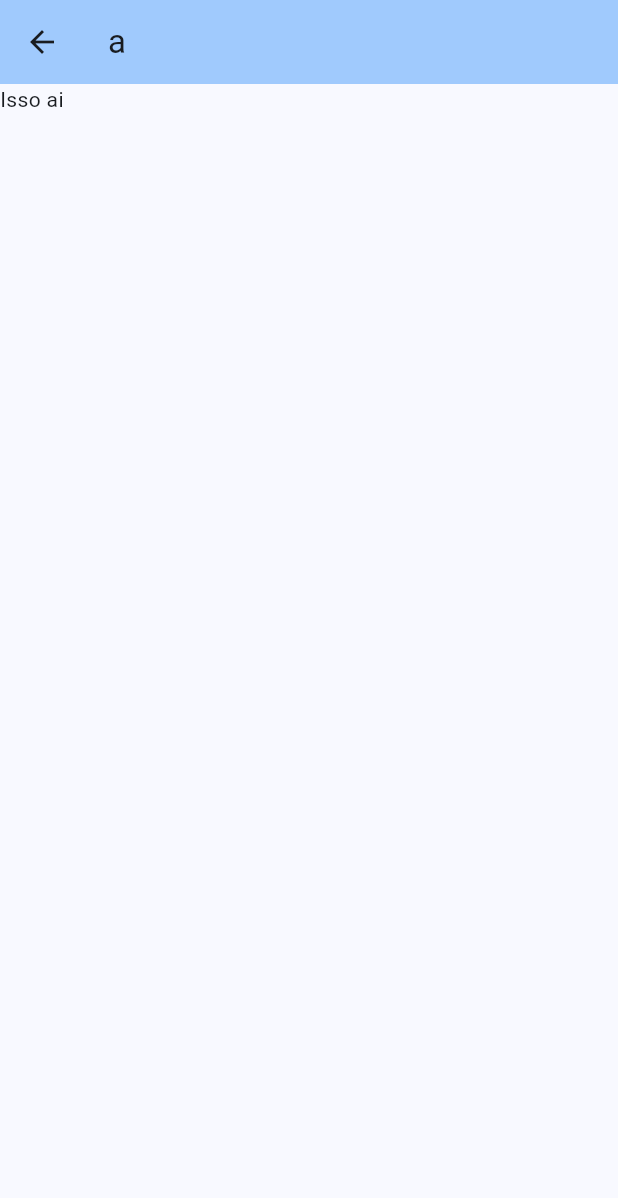
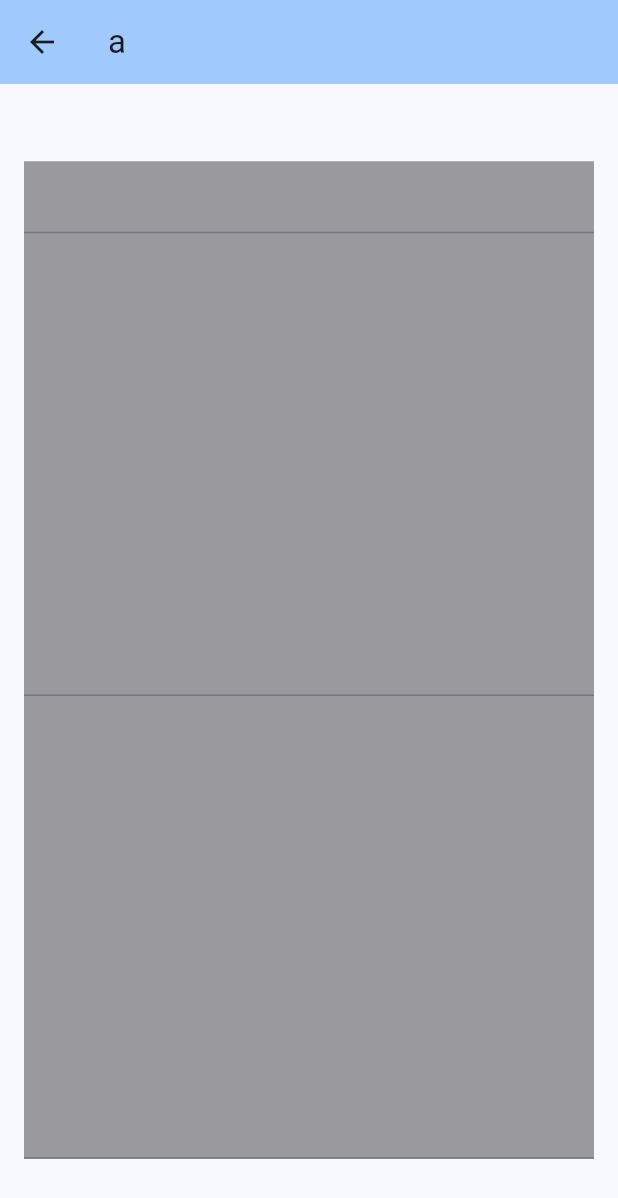
Before and after one commit to rleandro800/Finances, a Flutter app: the NewTransactionScreen screen opened by its route, on a phone screen of 412 x 824 dp. Shown: the top 1198 px of the screen. Run offline on Flutter 3.47's test engine with Material 3 defaults, Android fonts, the phone set to English and light mode, and no system bars; our stand-ins replace connectivity, flutter_dotenv; network calls fail.

Commit message:
feat: add screen that add transactions

```diff
--- a/finance_app/lib/models/transaction.dart
+++ b/finance_app/lib/models/transaction.dart
@@ -7,12 +7,12 @@ class Transaction {
   final String? createAt;
 
   const Transaction({
-    required this.id,
+    this.id,
+    this.createAt,
     required this.isDebt,
     required this.description,
     required this.userId,
     required this.value,
-    required this.createAt,
   });
 
   factory Transaction.fromJson(Map<String, dynamic> json) {
--- a/finance_app/lib/screens/historic_screen.dart
+++ b/finance_app/lib/screens/historic_screen.dart
@@ -1,3 +1,5 @@
+
+
 import 'package:finance_app/models/user.dart';
 import 'package:finance_app/widgets/transaction_list.dart';
 import 'package:flutter/material.dart';
@@ -46,6 +48,7 @@ class HistoricScreen extends StatelessWidget {
         ),
       ),
       floatingActionButton: FloatingActionButton(
+        heroTag: "btn1",
         onPressed: () {
           Navigator.pushNamed(context, '/b');
         },
--- a/finance_app/lib/screens/new_transaction_screen.dart
+++ b/finance_app/lib/screens/new_transaction_screen.dart
@@ -1,3 +1,4 @@
+import 'package:finance_app/widgets/transaction_form.dart';
 import 'package:flutter/material.dart';
 
 class NewTransactionScreen extends StatelessWidget {
@@ -10,9 +11,7 @@ class NewTransactionScreen extends StatelessWidget {
         backgroundColor: Theme.of(context).colorScheme.inversePrimary,
         title: const Text("a"),
       ),
-      body: const Column(
-        children: [Text("Isso ai")],
-      ),
-    );
+        body: const TransactionForm(),
+      );
   }
 }
--- /dev/null
+++ b/finance_app/lib/widgets/transaction_form.dart
@@ -0,0 +1,33 @@
+
+
+import 'package:flutter/material.dart';
+
+class TransactionForm extends StatefulWidget {
+  const TransactionForm({super.key});
+
+  @override
+  State<TransactionForm> createState() => _TransactionFormState();
+}
+
+class _TransactionFormState extends State<TransactionForm> {
+  @override
+  Widget build(BuildContext context) {
+    return Center(
+      child: Container(
+        decoration: const BoxDecoration( color: Colors.black38),
+        width: 380,
+        height: 665,
+        child: Column(
+          mainAxisAlignment: MainAxisAlignment.spaceBetween,
+          crossAxisAlignment: CrossAxisAlignment.center,
+          children: [
+            TextFormField(),
+            TextFormField(),
+            TextFormField(),
+          ],
+
+        ),
+      ),
+    );
+  }
+}
--- a/finance_app/lib/widgets/transaction_list.dart
+++ b/finance_app/lib/widgets/transaction_list.dart
@@ -62,7 +62,7 @@ class _TransactionListState extends State<TransactionList> {
         ),
         FloatingActionButton(
           onPressed: () {
-            Transaction newTransaction = const Transaction(id: null, isDebt: false, description: "payment", userId: 1, value: 2500.00, createAt: '2024-02-12');
+            Transaction newTransaction = const Transaction(isDebt: false, description: "payment", userId: 1, value: 2500.00);
             postTransactions(newTransaction);
             reloadList();
           },
```
